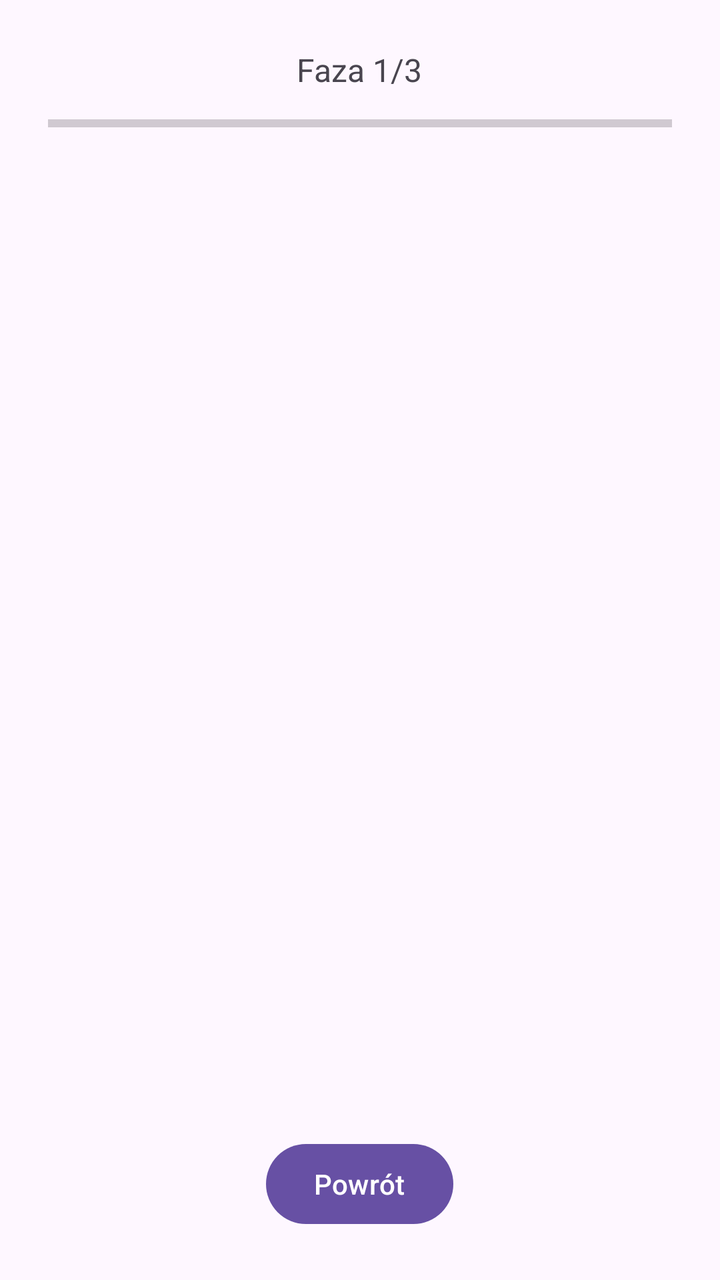
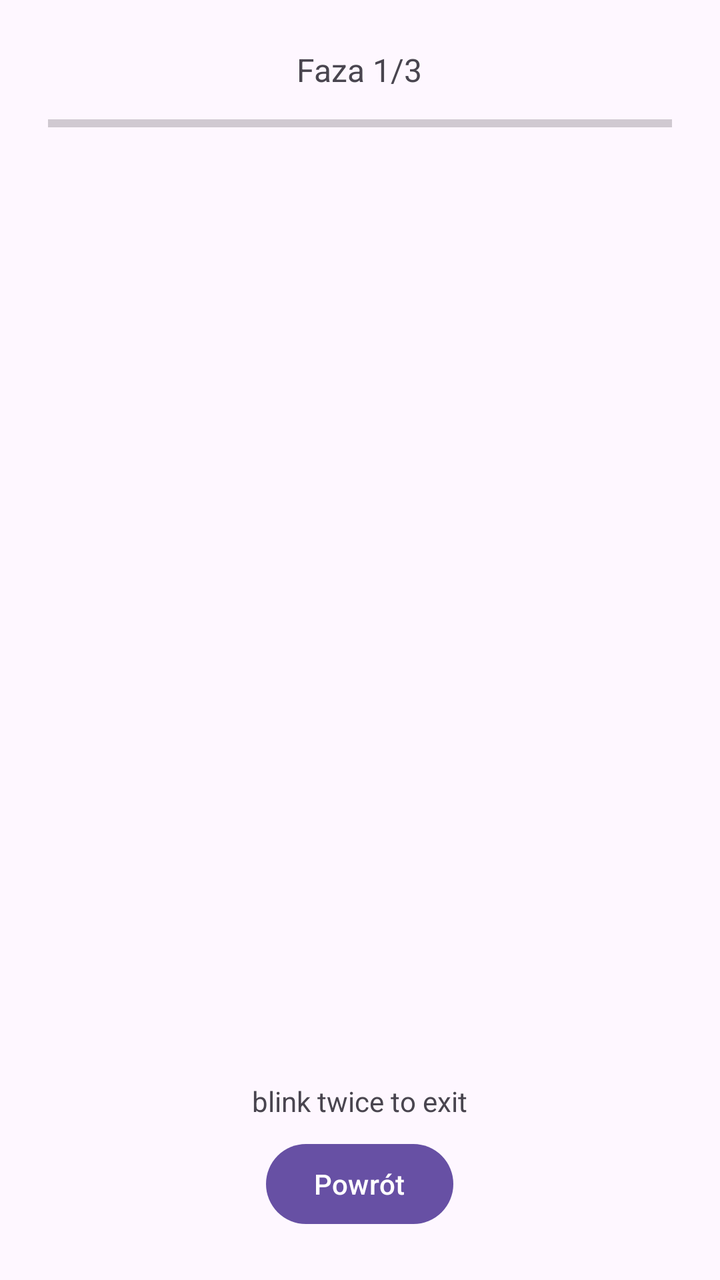

Before-and-after screenshots of an Android layout around one commit, followed by the original layout XML and the change that was made.
<!-- AndroidManifest.xml: application theme Theme.MyApplication -->
<!-- res/layout/activity_tutorial.xml -->
<?xml version="1.0" encoding="utf-8"?>
<LinearLayout xmlns:android="http://schemas.android.com/apk/res/android"
    android:id="@+id/main"
    android:layout_width="match_parent"
    android:layout_height="match_parent"
    android:fitsSystemWindows="true"
    android:gravity="center_horizontal"
    android:orientation="vertical"
    android:padding="24dp">

    <TextView
        android:id="@+id/tvFaza"
        android:layout_width="wrap_content"
        android:layout_height="wrap_content"
        android:text="Faza 1/3"
        android:textSize="16sp" />

    <ProgressBar
        android:id="@+id/pasekPostepu"
        style="?android:attr/progressBarStyleHorizontal"
        android:layout_width="match_parent"
        android:layout_height="wrap_content"
        android:layout_marginTop="8dp" />

    <TextView
        android:id="@+id/tvPolecenie"
        android:layout_width="match_parent"
        android:layout_height="wrap_content"
        android:layout_marginTop="28dp"
        android:gravity="center"
        android:text=""
        android:textSize="26sp"
        android:textStyle="bold" />

    <TextView
        android:id="@+id/tvStrzalka"
        android:layout_width="wrap_content"
        android:layout_height="wrap_content"
        android:text=""
        android:textSize="80sp" />

    <TextView
        android:id="@+id/tvPodpowiedz"
        android:layout_width="match_parent"
        android:layout_height="wrap_content"
        android:gravity="center"
        android:text=""
        android:textSize="18sp" />

    <TextView
        android:id="@+id/tvFeedback"
        android:layout_width="match_parent"
        android:layout_height="wrap_content"
        android:layout_marginTop="12dp"
        android:gravity="center"
        android:minHeight="56dp"
        android:text=""
        android:textSize="20sp"
        android:textStyle="bold" />

    <Button
        android:id="@+id/btnJeszczeRaz"
        android:layout_width="wrap_content"
        android:layout_height="wrap_content"
        android:layout_marginTop="16dp"
        android:text="Jeszcze raz"
        android:visibility="gone" />

    <View
        android:layout_width="1dp"
        android:layout_height="0dp"
        android:layout_weight="1" />

    <Button
        android:id="@+id/backBtn"
        android:layout_width="wrap_content"
        android:layout_height="wrap_content"
        android:text="Powrót" />

</LinearLayout>
<!-- resources referenced by this layout -->
<resources>
  <style name="Theme.MyApplication" parent="Base.Theme.MyApplication" />
  <style name="Base.Theme.MyApplication" parent="Theme.Material3.DayNight.NoActionBar">
          
          
      </style>
</resources>

<!-- the commit's change to res/layout/activity_tutorial.xml (unified diff, before → after) -->
@@ -71,6 +71,14 @@
         android:layout_height="0dp"
         android:layout_weight="1" />
 
+    <TextView
+        android:id="@+id/exitHintText"
+        android:layout_width="wrap_content"
+        android:layout_height="wrap_content"
+        android:layout_marginBottom="8dp"
+        android:text="blink twice to exit"
+        android:textSize="14sp" />
+
     <Button
         android:id="@+id/backBtn"
         android:layout_width="wrap_content"
